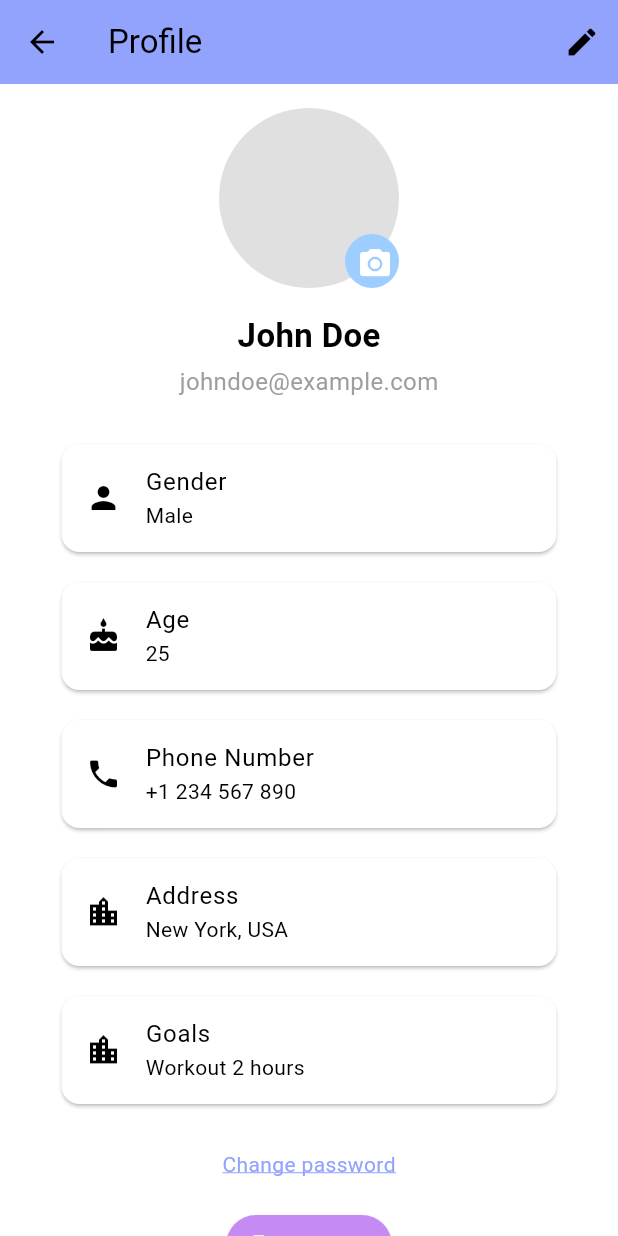
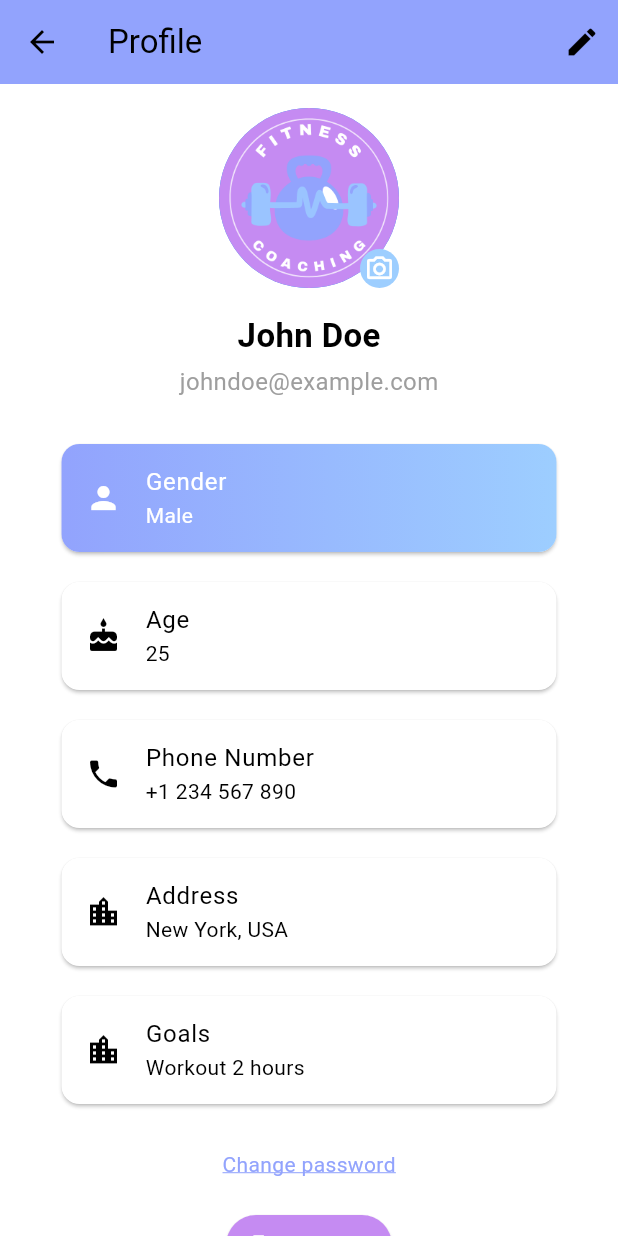
Before and after one commit to KaozhiChen/fitness_tracker_app, a Flutter app: the ProfilePage screen opened directly, on a phone screen of 412 x 824 dp. Run offline on Flutter 3.47's test engine with Material 3 defaults, Android fonts, the phone set to English and light mode, and no system bars; our stand-ins replace fl_chart, flutter_svg, sqflite; accounts and stored records are empty.

Commit message:
create a logo

```diff
--- a/lib/pages/profile.dart
+++ b/lib/pages/profile.dart
@@ -25,34 +25,34 @@ class ProfilePage extends StatelessWidget {
           child: Column(
             crossAxisAlignment: CrossAxisAlignment.center,
             children: [
-              // 用户头像部分
+              // profile photo
               Center(
                 child: Stack(
                   children: [
-                    CircleAvatar(
+                    const CircleAvatar(
                       radius: 60,
-                      backgroundColor: Colors.grey[300],
-                      // backgroundImage: const AssetImage(
-                      //     "assets/images/profile_placeholder.png"), // 用户头像图片
+                      // backgroundColor: Colors.grey[300],
+                      backgroundImage: AssetImage("assets/images/logo.png"),
                     ),
                     Positioned(
                       bottom: 0,
                       right: 0,
                       child: Container(
-                        width: 36,
-                        height: 36,
+                        width: 26,
+                        height: 26,
                         decoration: const BoxDecoration(
                           shape: BoxShape.circle,
                           color: secondary,
                         ),
-                        child: IconButton(
-                          icon: const Icon(
-                            Icons.camera_alt,
-                            color: Colors.white,
+                        child: GestureDetector(
+                          onTap: () {},
+                          child: const Center(
+                            child: Icon(
+                              Icons.camera_alt_outlined,
+                              color: white,
+                              size: 20,
+                            ),
                           ),
-                          onPressed: () {
-                            // 更换头像逻辑
-                          },
                         ),
                       ),
                     ),
@@ -61,7 +61,7 @@ class ProfilePage extends StatelessWidget {
               ),
               const SizedBox(height: 16),
 
-              // 用户名和邮箱
+              // user name and email
               const Text(
                 'John Doe',
                 style: TextStyle(fontSize: 22, fontWeight: FontWeight.bold),
@@ -73,15 +73,28 @@ class ProfilePage extends StatelessWidget {
               ),
               const SizedBox(height: 20),
 
-              // 用户详细信息（性别、年龄等）
-              const Card(
-                margin: EdgeInsets.symmetric(vertical: 10, horizontal: 25),
-                child: ListTile(
-                  leading: Icon(Icons.person),
-                  title: Text("Gender"),
-                  subtitle: Text("Male"),
+              // user informations
+              Card(
+                margin:
+                    const EdgeInsets.symmetric(vertical: 10, horizontal: 25),
+                child: Container(
+                  decoration: BoxDecoration(
+                      gradient: const LinearGradient(
+                        colors: [primary, secondary],
+                      ),
+                      borderRadius: BorderRadius.circular(12)),
+                  child: const ListTile(
+                    textColor: white,
+                    leading: Icon(
+                      Icons.person,
+                      color: white,
+                    ),
+                    title: Text("Gender"),
+                    subtitle: Text("Male"),
+                  ),
                 ),
               ),
+
               const Card(
                 margin: EdgeInsets.symmetric(vertical: 10, horizontal: 25),
                 child: ListTile(
--- a/pubspec.yaml
+++ b/pubspec.yaml
@@ -64,6 +64,7 @@ flutter:
   assets:
     - assets/images/google_icon.svg
     - assets/images/facebook_icon.svg
+    - assets/images/logo.png
 
   # An image asset can refer to one or more resolution-specific "variants", see
   # https://flutter.dev/to/resolution-aware-images
```
Also changed, not shown: assets/images/logo.png (added).
